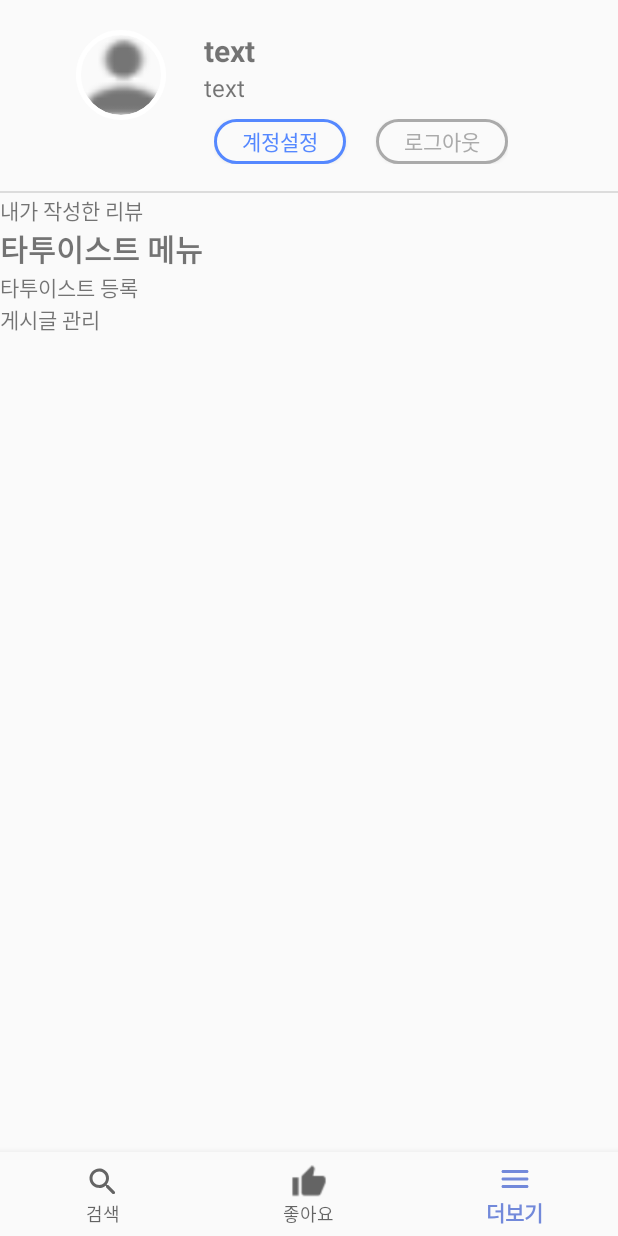
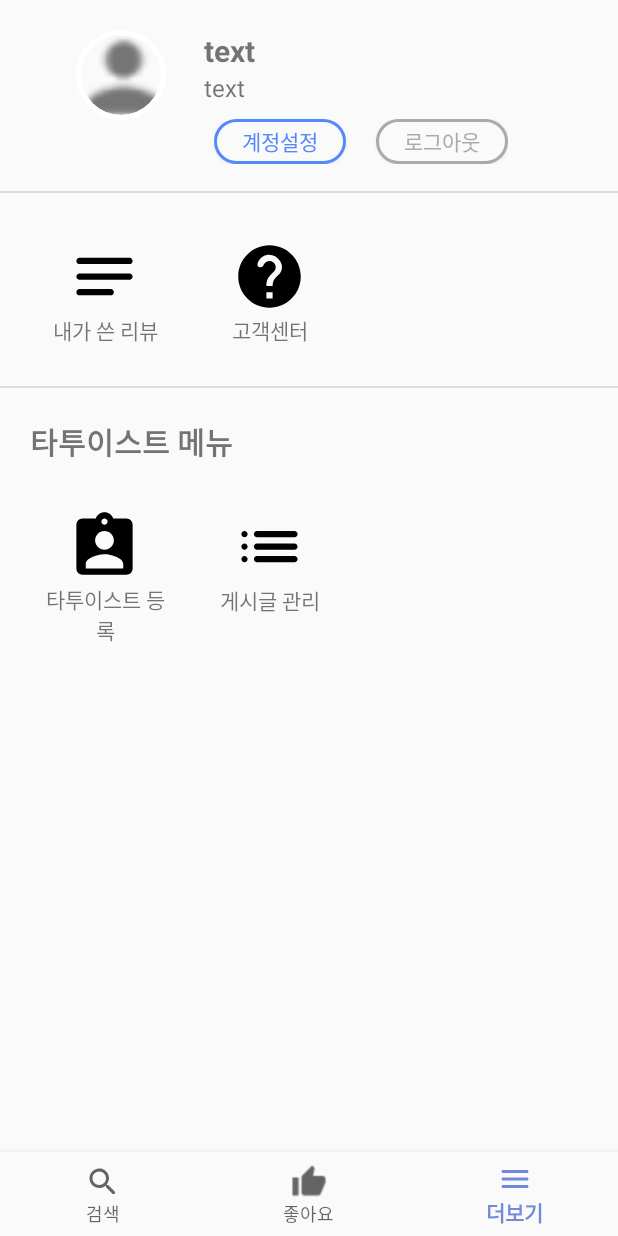
Before and after one commit to donghae0414/2020CapstoneAndroid, an Android app: the SeemoreFragment screen opened through its navigation route, on a phone screen of 412 x 824 dp. Run offline under Robolectric (Android 15) with nearby library versions, the phone set to English and light mode, and no system bars; our stand-ins replace CircleImageView, navigation-ui; libraries missing offline, so code that uses them is left out: com.mancj.materialsearchbar; pictures from the network do not load; 14 statements that could not run were skipped.

Commit message:
modifyui2
modifyui2

```diff
--- a/app/src/main/java/com/example/newtattooandroid/ui/seemore/SeemoreFragment.java
+++ b/app/src/main/java/com/example/newtattooandroid/ui/seemore/SeemoreFragment.java
@@ -7,6 +7,7 @@ import android.view.LayoutInflater;
 import android.view.View;
 import android.view.ViewGroup;
 import android.widget.Button;
+import android.widget.LinearLayout;
 import android.widget.TextView;
 
 import androidx.annotation.NonNull;
@@ -52,6 +53,9 @@ public class SeemoreFragment extends Fragment {
     private TextView tv_seemore_apply_tattooist;
     private TextView tv_seemore_tattooist_posts;
 
+    private LinearLayout ly_seemore_apply_tattooist;
+    private LinearLayout ly_seemore_tattooist_posts;
+
     public View onCreateView(@NonNull LayoutInflater inflater,
                              ViewGroup container, Bundle savedInstanceState) {
         seemoreViewModel =
@@ -81,10 +85,8 @@ public class SeemoreFragment extends Fragment {
         });
 
         // tattooist menu
-        tv_seemore_apply_tattooist = root.findViewById(R.id.tv_seemore_apply_tattooist);
-        tv_seemore_apply_tattooist.setOnClickListener(new View.OnClickListener() {
-            @Override
-            public void onClick(View view) { // 타투이스트 등록
+        ly_seemore_apply_tattooist = root.findViewById(R.id.ly_seemore_apply_tattooist);
+        ly_seemore_apply_tattooist.setOnClickListener((View view)-> {
             Log.e("apply_tattooist", userDto.toString());
             applyUserIntent = new Intent(getActivity().getApplicationContext(), ApplyTattooistActivity.class);
 
@@ -92,20 +94,40 @@ public class SeemoreFragment extends Fragment {
             applyUserIntent.putExtra("name", userDto.getName());
             applyUserIntent.putExtra("nickName", userDto.getNickName());
             getActivity().getApplicationContext().startActivity(applyUserIntent.addFlags(Intent.FLAG_ACTIVITY_NEW_TASK));
-            }
         });
+        tv_seemore_apply_tattooist = root.findViewById(R.id.tv_seemore_apply_tattooist);
+//        tv_seemore_apply_tattooist.setOnClickListener(new View.OnClickListener() {
+//            @Override
+//            public void onClick(View view) { // 타투이스트 등록
+//                Log.e("apply_tattooist", userDto.toString());
+//                applyUserIntent = new Intent(getActivity().getApplicationContext(), ApplyTattooistActivity.class);
+//
+//                applyUserIntent.putExtra("userId", userDto.getUserId());
+//                applyUserIntent.putExtra("name", userDto.getName());
+//                applyUserIntent.putExtra("nickName", userDto.getNickName());
+//                getActivity().getApplicationContext().startActivity(applyUserIntent.addFlags(Intent.FLAG_ACTIVITY_NEW_TASK));
+//            }
+//        });
 
-        tv_seemore_tattooist_posts = root.findViewById(R.id.tv_seemore_tattooist_posts);
-        tv_seemore_tattooist_posts.setOnClickListener(new View.OnClickListener() {
-            @Override
-            public void onClick(View view) { // 게시물 액티비티
+        ly_seemore_tattooist_posts = root.findViewById(R.id.ly_seemore_tattooist_posts);
+        ly_seemore_tattooist_posts.setOnClickListener((View view) -> {
             tattooistPostIntent = new Intent(getActivity().getApplicationContext(), TattooistPostsActivity.class);
             tattooistPostIntent.putExtra("tattooistId", tattooistDto.getUserId());
             tattooistPostIntent.putExtra("tattooistNickName", tattooistDto.getNickName());
             tattooistPostIntent.putExtra("isTattooist", true);
             getActivity().getApplicationContext().startActivity(tattooistPostIntent.addFlags(Intent.FLAG_ACTIVITY_NEW_TASK));
-            }
         });
+        tv_seemore_tattooist_posts = root.findViewById(R.id.tv_seemore_tattooist_posts);
+//        tv_seemore_tattooist_posts.setOnClickListener(new View.OnClickListener() {
+//            @Override
+//            public void onClick(View view) { // 게시물 액티비티
+//                tattooistPostIntent = new Intent(getActivity().getApplicationContext(), TattooistPostsActivity.class);
+//                tattooistPostIntent.putExtra("tattooistId", tattooistDto.getUserId());
+//                tattooistPostIntent.putExtra("tattooistNickName", tattooistDto.getNickName());
+//                tattooistPostIntent.putExtra("isTattooist", true);
+//                getActivity().getApplicationContext().startActivity(tattooistPostIntent.addFlags(Intent.FLAG_ACTIVITY_NEW_TASK));
+//            }
+//        });
 
         return root;
     }
@@ -129,16 +151,22 @@ public class SeemoreFragment extends Fragment {
             public void onResponse(Call<TattooistDto> call, Response<TattooistDto> response) { // exist tattooist
                 tattooistDto = (TattooistDto) response.body();
                 Log.e("SuccessCall", tattooistDto.toString());
-                tv_seemore_apply_tattooist.setVisibility(View.GONE);
-                tv_seemore_tattooist_posts.setVisibility(View.VISIBLE);
+
+                ly_seemore_apply_tattooist.setVisibility(View.GONE);
+                ly_seemore_tattooist_posts.setVisibility(View.VISIBLE);
+//                tv_seemore_apply_tattooist.setVisibility(View.GONE);
+//                tv_seemore_tattooist_posts.setVisibility(View.VISIBLE);
             }
 
             @Override
             public void onFailure(Call<TattooistDto> call, Throwable t) { // network error OR No tattooist
                 Log.e("NetworkError", t.getMessage());
                 tattooistDto = null;
-                tv_seemore_apply_tattooist.setVisibility(View.VISIBLE);
-                tv_seemore_tattooist_posts.setVisibility(View.GONE);
+
+                ly_seemore_apply_tattooist.setVisibility(View.VISIBLE);
+                ly_seemore_tattooist_posts.setVisibility(View.GONE);
+//                tv_seemore_apply_tattooist.setVisibility(View.VISIBLE);
+//                tv_seemore_tattooist_posts.setVisibility(View.GONE);
             }
         });
     }
--- /dev/null
+++ b/app/src/main/res/drawable/ic_apply_tattooist.xml
@@ -0,0 +1,13 @@
+<?xml version="1.0" encoding="utf-8"?>
+<vector xmlns:android="http://schemas.android.com/apk/res/android"
+    android:width="24dp"
+    android:height="24dp"
+    android:viewportWidth="24"
+    android:viewportHeight="24">
+
+    <path
+        android:pathData="M0 0h24v24H0V0z" />
+    <path
+        android:fillColor="#000000"
+        android:pathData="M19 3h-4.18C14.4 1.84 13.3 1 12 1s-2.4 0.84 -2.82 2H5c-1.1 0-2 0.9-2 2v14c0 1.1 0.9 2 2 2h14c1.1 0 2-0.9 2-2V5c0-1.1-0.9-2-2-2zm-7 0c0.55 0 1 0.45 1 1s-0.45 1-1 1-1-0.45-1-1 0.45-1 1-1zm0 4c1.66 0 3 1.34 3 3s-1.34 3-3 3-3-1.34-3-3 1.34-3 3-3zm6 12H6v-1.4c0-2 4-3.1 6-3.1s6 1.1 6 3.1V19z" />
+</vector>
--- /dev/null
+++ b/app/src/main/res/drawable/ic_help_center.xml
@@ -0,0 +1,13 @@
+<?xml version="1.0" encoding="utf-8"?>
+<vector xmlns:android="http://schemas.android.com/apk/res/android"
+    android:width="24dp"
+    android:height="24dp"
+    android:viewportWidth="24"
+    android:viewportHeight="24">
+
+    <path
+        android:pathData="M0 0h24v24H0V0z" />
+    <path
+        android:fillColor="#000000"
+        android:pathData="M12 2C6.48 2 2 6.48 2 12s4.48 10 10 10 10-4.48 10-10S17.52 2 12 2zm1 17h-2v-2h2v2zm2.07-7.75l-0.9 0.92 c-0.5 0.51 -0.86 0.97 -1.04 1.69-0.08 0.32 -0.13 0.68 -0.13 1.14h-2v-0.5c0-0.46 0.08 -0.9 0.22 -1.31 0.2 -0.58 0.53 -1.1 0.95 -1.52l1.24-1.26c0.46-0.44 0.68 -1.1 0.55 -1.8-0.13-0.72-0.69-1.33-1.39-1.53-1.11-0.31-2.14 0.32 -2.47 1.27-0.12 0.37 -0.43 0.65 -0.82 0.65 h-0.3C8.4 9 8 8.44 8.16 7.88c0.43-1.47 1.68-2.59 3.23-2.83 1.52-0.24 2.97 0.55 3.87 1.8 1.18 1.63 0.83 3.38-0.19 4.4z" />
+</vector>
--- /dev/null
+++ b/app/src/main/res/drawable/ic_my_reviews.xml
@@ -0,0 +1,13 @@
+<?xml version="1.0" encoding="utf-8"?>
+<vector xmlns:android="http://schemas.android.com/apk/res/android"
+    android:width="24dp"
+    android:height="24dp"
+    android:viewportWidth="24"
+    android:viewportHeight="24">
+
+    <path
+        android:pathData="M0 0h24v24H0V0z" />
+    <path
+        android:fillColor="#000000"
+        android:pathData="M20 11H4c-0.55 0-1 0.45-1 1s0.45 1 1 1h16c0.55 0 1-0.45 1-1s-0.45-1-1-1zM4 18h10c0.55 0 1-0.45 1-1s-0.45-1-1-1H4c-0.55 0-1 0.45-1 1s0.45 1 1 1zM20 6H4c-0.55 0-1 0.45-1 1v0.01c0 0.55 0.45 1 1 1h16c0.55 0 1-0.45 1-1V7c0-0.55-0.45-1-1-1z" />
+</vector>
--- /dev/null
+++ b/app/src/main/res/drawable/ic_tattooist_posts.xml
@@ -0,0 +1,18 @@
+<?xml version="1.0" encoding="utf-8"?>
+<vector xmlns:android="http://schemas.android.com/apk/res/android"
+    android:width="24dp"
+    android:height="24dp"
+    android:viewportWidth="24"
+    android:viewportHeight="24">
+
+    <path
+        android:pathData="M0 0h24v24H0V0z" />
+    <path
+        android:fillAlpha=".87"
+        android:strokeAlpha=".87"
+        android:strokeWidth="1"
+        android:pathData="M0 0h24v24H0V0z" />
+    <path
+        android:fillColor="#000000"
+        android:pathData="M4 13c0.55 0 1-0.45 1-1s-0.45-1-1-1-1 0.45-1 1 0.45 1 1 1zm0 4c0.55 0 1-0.45 1-1s-0.45-1-1-1-1 0.45-1 1 0.45 1 1 1zm0-8c0.55 0 1-0.45 1-1s-0.45-1-1-1-1 0.45-1 1 0.45 1 1 1zm4 4h12c0.55 0 1-0.45 1-1s-0.45-1-1-1H8c-0.55 0-1 0.45-1 1s0.45 1 1 1zm0 4h12c0.55 0 1-0.45 1-1s-0.45-1-1-1H8c-0.55 0-1 0.45-1 1s0.45 1 1 1zM7 8c0 0.55 0.45 1 1 1h12c0.55 0 1-0.45 1-1s-0.45-1-1-1H8c-0.55 0-1 0.45-1 1zm-3 5c0.55 0 1-0.45 1-1s-0.45-1-1-1-1 0.45-1 1 0.45 1 1 1zm0 4c0.55 0 1-0.45 1-1s-0.45-1-1-1-1 0.45-1 1 0.45 1 1 1zm0-8c0.55 0 1-0.45 1-1s-0.45-1-1-1-1 0.45-1 1 0.45 1 1 1zm4 4h12c0.55 0 1-0.45 1-1s-0.45-1-1-1H8c-0.55 0-1 0.45-1 1s0.45 1 1 1zm0 4h12c0.55 0 1-0.45 1-1s-0.45-1-1-1H8c-0.55 0-1 0.45-1 1s0.45 1 1 1zM7 8c0 0.55 0.45 1 1 1h12c0.55 0 1-0.45 1-1s-0.45-1-1-1H8c-0.55 0-1 0.45-1 1z" />
+</vector>
--- a/app/src/main/res/layout/fragment_seemore.xml
+++ b/app/src/main/res/layout/fragment_seemore.xml
@@ -9,11 +9,11 @@
         android:layout_width="match_parent"
         android:layout_height="wrap_content"
         android:layout_gravity="center_horizontal"
+        android:layout_marginTop="20dp"
         android:background="@drawable/textview_underline"
-        android:paddingBottom="20dp"
-        android:layout_marginTop="20dp"
         android:gravity="center_horizontal"
-        android:orientation="horizontal">
+        android:orientation="horizontal"
+        android:paddingBottom="20dp">
 
         <de.hdodenhof.circleimageview.CircleImageView
             android:id="@+id/iv_user_image"
@@ -38,8 +38,7 @@
                 android:paddingLeft="15dp"
                 android:text="text"
                 android:textSize="20dp"
-                android:textStyle="bold"
-                />
+                android:textStyle="bold" />
 
             <TextView
                 android:id="@+id/tv_seemore_user_email"
@@ -48,8 +47,7 @@
                 android:paddingLeft="15dp"
                 android:text="text"
                 android:textSize="16dp"
-                android:textStyle="normal"
-                />
+                android:textStyle="normal" />
 
             <LinearLayout
                 android:layout_width="wrap_content"
@@ -78,34 +76,140 @@
                     android:textSize="14dp" />
 
             </LinearLayout>
-
+        </LinearLayout>
     </LinearLayout>
 
-    </LinearLayout>
+    <LinearLayout
+        android:layout_width="match_parent"
+        android:layout_height="wrap_content"
+        android:background="@drawable/textview_underline"
+        android:orientation="horizontal"
+        android:paddingLeft="30dp"
+        android:paddingTop="30dp"
+        android:paddingRight="30dp"
+        android:paddingBottom="30dp">
+
+        <LinearLayout
+            android:layout_width="80dp"
+            android:layout_height="70dp"
+            android:layout_gravity="center_horizontal"
+            android:layout_marginRight="30dp"
+            android:orientation="vertical">
+
+            <ImageButton
+                android:id="@+id/btn_seemore_my_reviews"
+                android:layout_width="50dp"
+                android:layout_height="50dp"
+                android:layout_gravity="center_horizontal"
+                android:background="@drawable/ic_my_reviews"
+                android:foregroundGravity="center" />
 
             <TextView
                 android:id="@+id/tv_seemore_my_reviews"
-        android:text="내가 작성한 리뷰"
                 android:layout_width="match_parent"
-        android:layout_height="wrap_content"/>
+                android:layout_height="wrap_content"
+                android:gravity="center"
+                android:text="내가 쓴 리뷰"
+                android:textSize="14dp"
+                android:textStyle="normal" />
+        </LinearLayout>
+
+
+        <LinearLayout
+            android:layout_width="80dp"
+            android:layout_height="70dp"
+            android:layout_gravity="center_horizontal"
+            android:orientation="vertical">
+
+            <ImageButton
+                android:layout_width="50dp"
+                android:layout_height="50dp"
+                android:layout_gravity="center_horizontal"
+                android:background="@drawable/ic_help_center"
+                android:foregroundGravity="center" />
 
             <TextView
                 android:layout_width="match_parent"
                 android:layout_height="wrap_content"
+                android:gravity="center"
+                android:text="고객센터"
+                android:textSize="14dp"
+                android:textStyle="normal" />
+        </LinearLayout>
+    </LinearLayout>
+
+    <TextView
+        android:layout_width="match_parent"
+        android:layout_height="40dp"
+        android:layout_marginLeft="20dp"
+        android:layout_marginTop="20dp"
         android:text="타투이스트 메뉴"
         android:textSize="20dp"
         android:textStyle="bold" />
 
+    <LinearLayout
+        android:layout_width="match_parent"
+        android:layout_height="wrap_content"
+        android:orientation="horizontal"
+        android:paddingLeft="30dp"
+        android:paddingTop="20dp"
+        android:paddingRight="30dp"
+        android:paddingBottom="30dp">
+
+        <LinearLayout
+            android:id="@+id/ly_seemore_apply_tattooist"
+            android:layout_width="80dp"
+            android:layout_height="wrap_content"
+            android:layout_gravity="center_horizontal"
+            android:layout_marginRight="30dp"
+            android:orientation="vertical">
+
+            <ImageButton
+                android:layout_width="50dp"
+                android:layout_height="50dp"
+                android:layout_gravity="center_horizontal"
+                android:background="@drawable/ic_apply_tattooist"
+                android:foregroundGravity="center" />
+
             <TextView
                 android:id="@+id/tv_seemore_apply_tattooist"
+                android:layout_width="match_parent"
+                android:layout_height="wrap_content"
+                android:gravity="center"
                 android:text="타투이스트 등록"
-        android:layout_width="match_parent"
-        android:layout_height="wrap_content"/>
+                android:textSize="14dp"
+                android:textStyle="normal" />
+
+        </LinearLayout>
+
+        <LinearLayout
+            android:id="@+id/ly_seemore_tattooist_posts"
+            android:layout_width="80dp"
+            android:layout_height="wrap_content"
+            android:layout_gravity="center_horizontal"
+            android:orientation="vertical">
+
+            <ImageButton
+                android:layout_width="50dp"
+                android:layout_height="50dp"
+                android:layout_gravity="center_horizontal"
+                android:background="@drawable/ic_tattooist_posts"
+                android:foregroundGravity="center" />
 
             <TextView
                 android:id="@+id/tv_seemore_tattooist_posts"
+                android:layout_width="match_parent"
+                android:layout_height="wrap_content"
+                android:gravity="center"
                 android:text="게시글 관리"
-        android:layout_width="match_parent"
-        android:layout_height="wrap_content"/>
+                android:textSize="14dp"
+                android:textStyle="normal" />
+        </LinearLayout>
+
 
     </LinearLayout>
+
+
+
+
+</LinearLayout>
```
Lines whose indentation alone changed are shown as unchanged.
